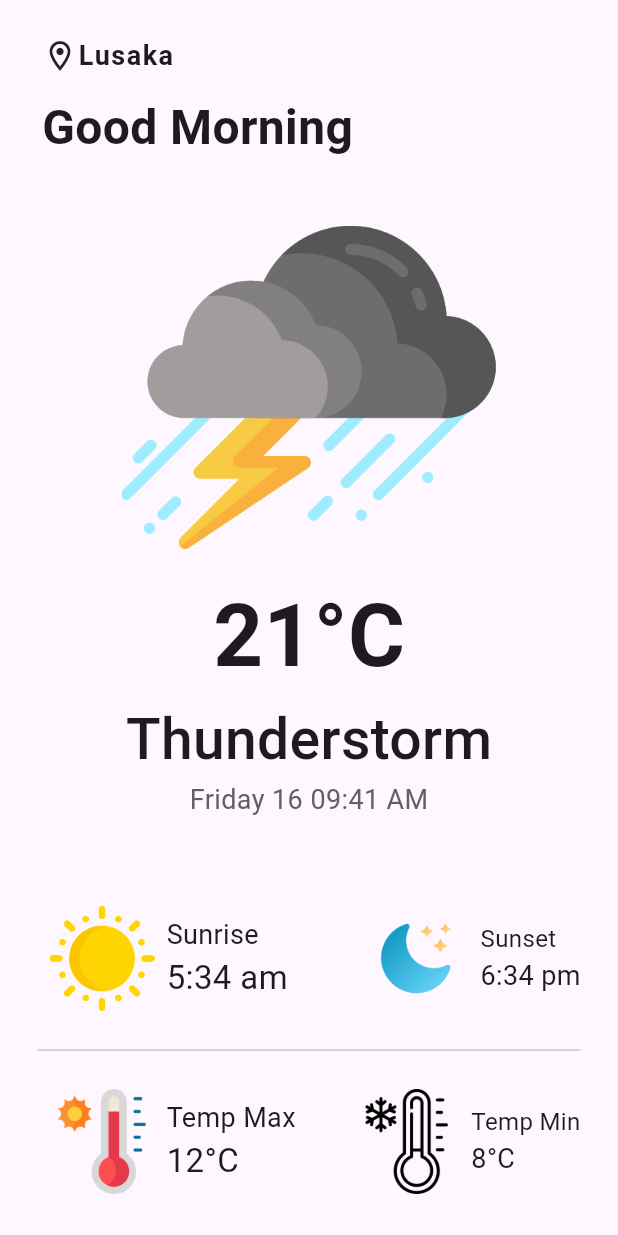
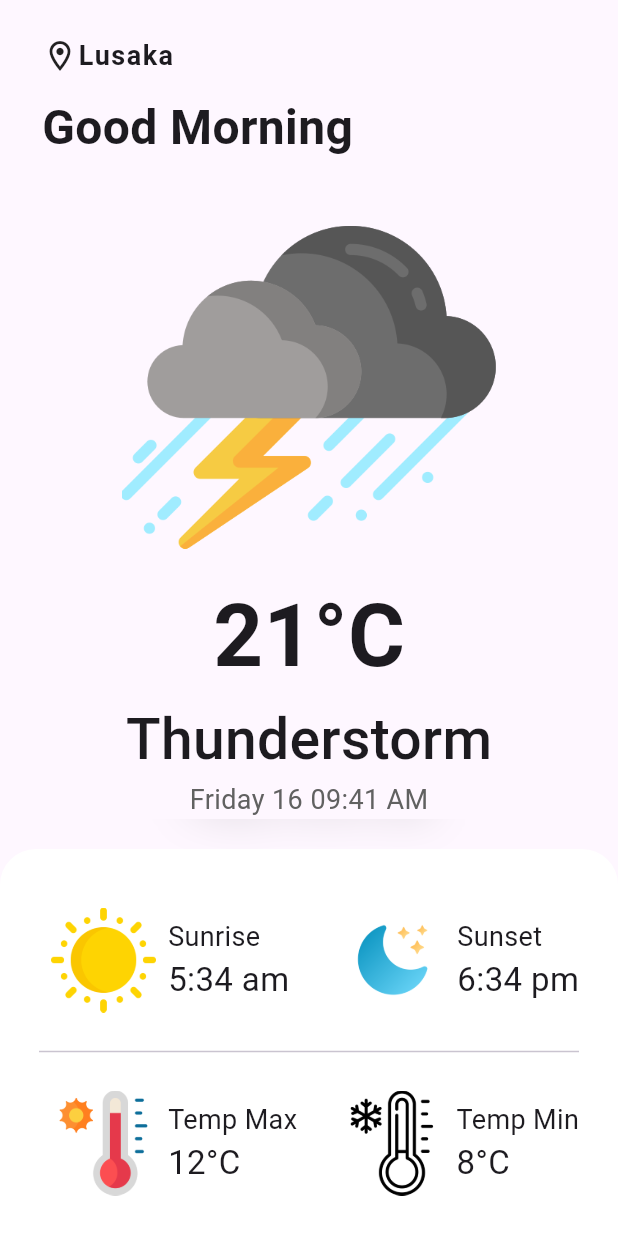
Before and after one commit to thisis-Solomon/flutter_ui_weather-app, a Flutter app: the screen it shows after launch, on a phone screen of 412 x 824 dp. Run offline on Flutter 3.47's test engine with Material 3 defaults, Android fonts, the phone set to English and light mode, and no system bars.

Commit message:
UI improvement

```diff
--- a/lib/main.dart
+++ b/lib/main.dart
@@ -1,3 +1,5 @@
+import 'dart:ui';
+
 import 'package:flutter/material.dart';
 
 void main() {
@@ -105,8 +107,16 @@ class HomePage extends StatelessWidget {
   }
 
   Widget _additionalWeatherInformation() {
-    return Container(
-      // color: Colors.blueGrey,
+    return ClipRRect(
+      borderRadius: BorderRadius.circular(24),
+      child: BackdropFilter(
+        filter: ImageFilter.blur(sigmaX: 15, sigmaY: 15),
+        child: Container(
+          decoration: BoxDecoration(
+            color: Colors.white.withValues(alpha: 15),
+            borderRadius: BorderRadius.circular(24),
+            border: Border.all(color: Colors.white.withValues(alpha: 15)),
+          ),
           padding: EdgeInsets.only(left: 25, right: 25, bottom: 40, top: 30),
           margin: EdgeInsets.only(top: 20.0),
           child: Column(
@@ -156,8 +166,14 @@ class HomePage extends StatelessWidget {
                       Column(
                         crossAxisAlignment: CrossAxisAlignment.start,
                         children: [
-                      Text("Sunset", style: TextStyle(fontSize: 16)),
-                      Text("6:34 pm", style: TextStyle(fontSize: 18)),
+                          Text(
+                            "Sunset",
+                            style: TextStyle(
+                              fontSize: 18,
+                              fontWeight: FontWeight.w400,
+                            ),
+                          ),
+                          Text("6:34 pm", style: TextStyle(fontSize: 22)),
                         ],
                       ),
                     ],
@@ -212,8 +228,14 @@ class HomePage extends StatelessWidget {
                       Column(
                         crossAxisAlignment: CrossAxisAlignment.start,
                         children: [
-                      Text("Temp Min", style: TextStyle(fontSize: 16)),
-                      Text("8\u00B0C", style: TextStyle(fontSize: 18)),
+                          Text(
+                            "Temp Min",
+                            style: TextStyle(
+                              fontSize: 18,
+                              fontWeight: FontWeight.w400,
+                            ),
+                          ),
+                          Text("8\u00B0C", style: TextStyle(fontSize: 22)),
                         ],
                       ),
                     ],
@@ -222,6 +244,8 @@ class HomePage extends StatelessWidget {
               ),
             ],
           ),
+        ),
+      ),
     );
   }
 }
```
Lines whose indentation alone changed are shown as unchanged.
